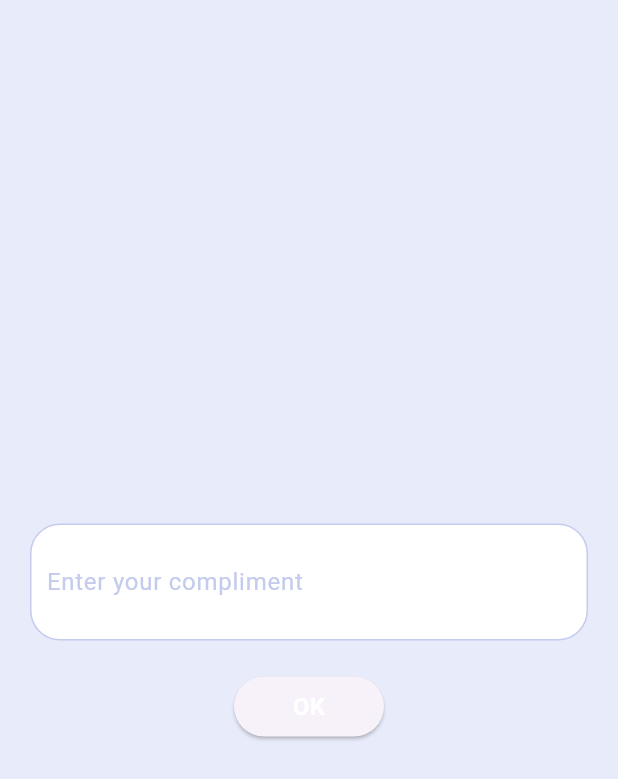
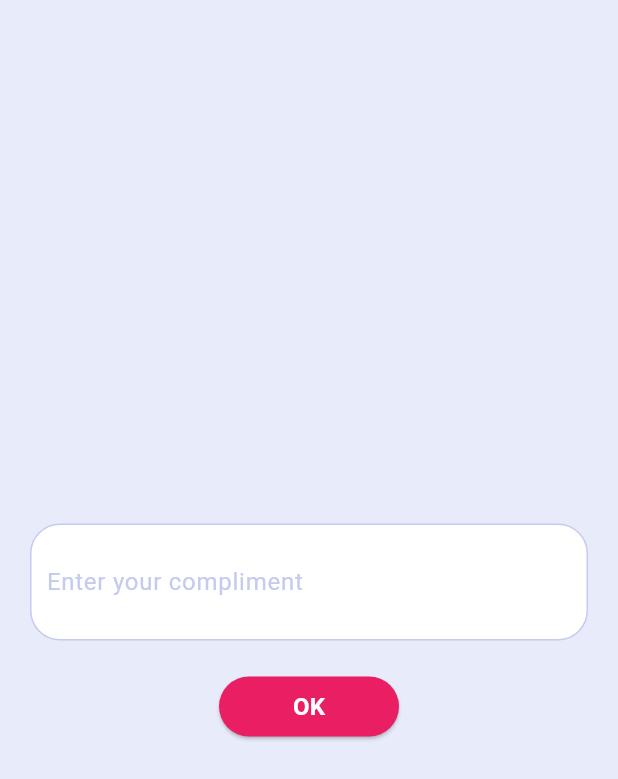
Before and after one commit to dobrunov/compliment_app, a Flutter app: the screen it shows after launch, after a tap on "CREATE", on a phone screen of 412 x 824 dp. Shown: the top 779 px of the screen. Run offline on Flutter 3.47's test engine with Material 3 defaults, Android fonts, the phone set to English and light mode, and no system bars; our stand-ins replace image_gallery_saver, permission_handler, screenshot, share_plus.

Commit message:
upgrade packages, fix buttons size and color

```diff
--- a/lib/screens/home_screen.dart
+++ b/lib/screens/home_screen.dart
@@ -86,7 +86,8 @@ class _HomeScreenState extends State<HomeScreen> {
                     ),
                   ),
                   style: ElevatedButton.styleFrom(
-                    fixedSize: const Size(100, 40),
+                    backgroundColor: Colors.pink,
+                    fixedSize: const Size(120, 40),
                     shape: RoundedRectangleBorder(
                       borderRadius: BorderRadius.circular(20),
                     ),
@@ -149,7 +150,8 @@ class _HomeScreenState extends State<HomeScreen> {
                 ),
               ),
               style: ElevatedButton.styleFrom(
-                fixedSize: const Size(100, 40),
+                backgroundColor: Colors.pink,
+                fixedSize: const Size(120, 40),
                 shape: RoundedRectangleBorder(
                   borderRadius: BorderRadius.circular(20),
                 ),
--- a/lib/screens/new_compliment.dart
+++ b/lib/screens/new_compliment.dart
@@ -63,7 +63,8 @@ class _NewComplimentState extends State<NewCompliment> {
                 ),
               ),
               style: ElevatedButton.styleFrom(
-                fixedSize: const Size(100, 40),
+                backgroundColor: Colors.pink,
+                fixedSize: const Size(120, 40),
                 shape: RoundedRectangleBorder(
                   borderRadius: BorderRadius.circular(20),
                 ),
--- a/lib/widgets/share_button.dart
+++ b/lib/widgets/share_button.dart
@@ -34,6 +34,7 @@ class ShareButton extends StatelessWidget {
         ),
       ),
       style: ElevatedButton.styleFrom(
+        backgroundColor: Colors.pink,
         fixedSize: const Size(100, 40),
         shape: RoundedRectangleBorder(
           borderRadius: BorderRadius.circular(20),
--- a/pubspec.yaml
+++ b/pubspec.yaml
@@ -18,8 +18,8 @@ dependencies:
   path_provider: ^2.0.15
   share_plus: ^7.0.0
   screenshot: ^2.1.0
-  image_gallery_saver: ^1.7.1
-  permission_handler: ^10.2.0
+  image_gallery_saver: ^2.0.3
+  permission_handler: ^11.3.0
 
   cupertino_icons: ^1.0.2
 
```
Also changed, not shown: pubspec.lock.
